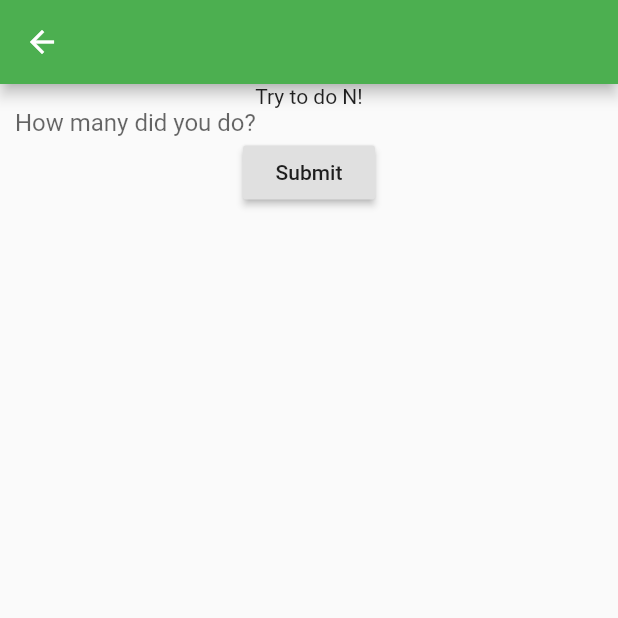
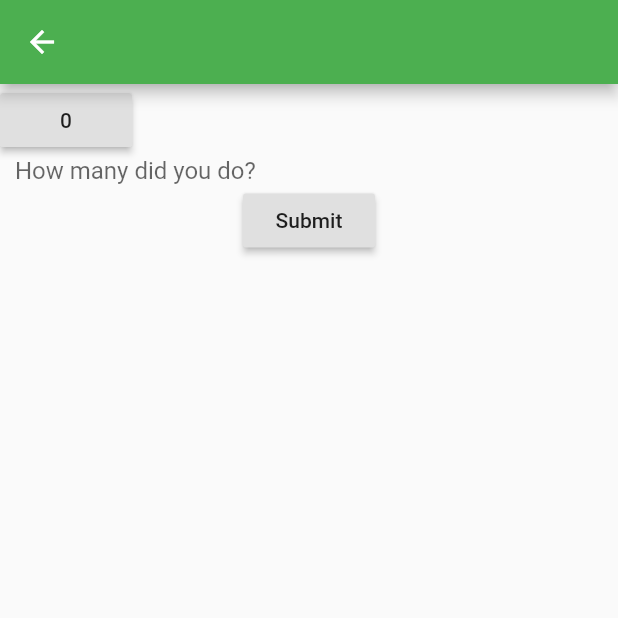
Before and after one commit to nkijak/flutter_dgmt, a Flutter app: the EntryPage screen opened directly with empty values, on a phone screen of 412 x 824 dp, the top half of it. Run offline on Flutter 3.47's test engine with Material 2 defaults, Android fonts, the phone set to English and light mode, and no system bars; our stand-ins replace charts_flutter; statements that could not run were skipped.

```diff
--- a/lib/EntryPage.dart
+++ b/lib/EntryPage.dart
@@ -15,7 +15,7 @@ class EntryPage extends StatelessWidget {
       body: new Column(
         children:[
           Container(
-            child: Text("Try to do N!")
+            child: Counter()
           ),
           Flexible(
             child: Container(
@@ -37,3 +37,30 @@ class EntryPage extends StatelessWidget {
     );
   }
 }
+
+ class Counter extends StatefulWidget {
+  @override
+  _CounterState createState() => _CounterState();
+}
+
+class _CounterState extends State<Counter> {
+  int _count = 0;
+
+  void increment() {
+    setState(() {
+      _count++;
+    });
+  }
+  @override
+  Widget build(BuildContext context) {
+    return Row(children: <Widget>[
+      RaisedButton(
+        onPressed: increment,
+        child: Text(_count.toString())
+      )
+    ],
+    );
+  }
+
+
+}
--- a/pubspec.yaml
+++ b/pubspec.yaml
@@ -9,6 +9,7 @@ dependencies:
   # Use with the CupertinoIcons class for iOS style icons.
   cupertino_icons: ^0.1.2
   charts_flutter: ^0.4.0
+  provider: ^3.0.0
 
 dev_dependencies:
   flutter_test:
```
Also changed, not shown: lib/MainPage.dart (+21 -3 lines), models.dart (added, +18 -0 lines), lib/models.dart (added), pubspec.lock, 1 other file.
